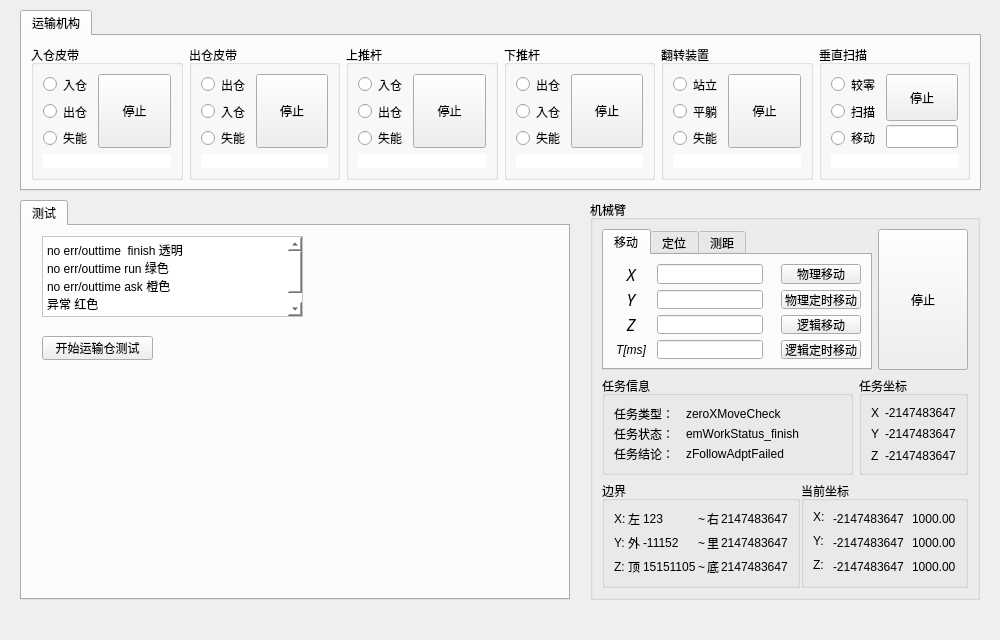
The window that form/formctrl.ui (KingChenFY/ZW_JiXieBiTool) describes before a commit, drawn with Qt 5.
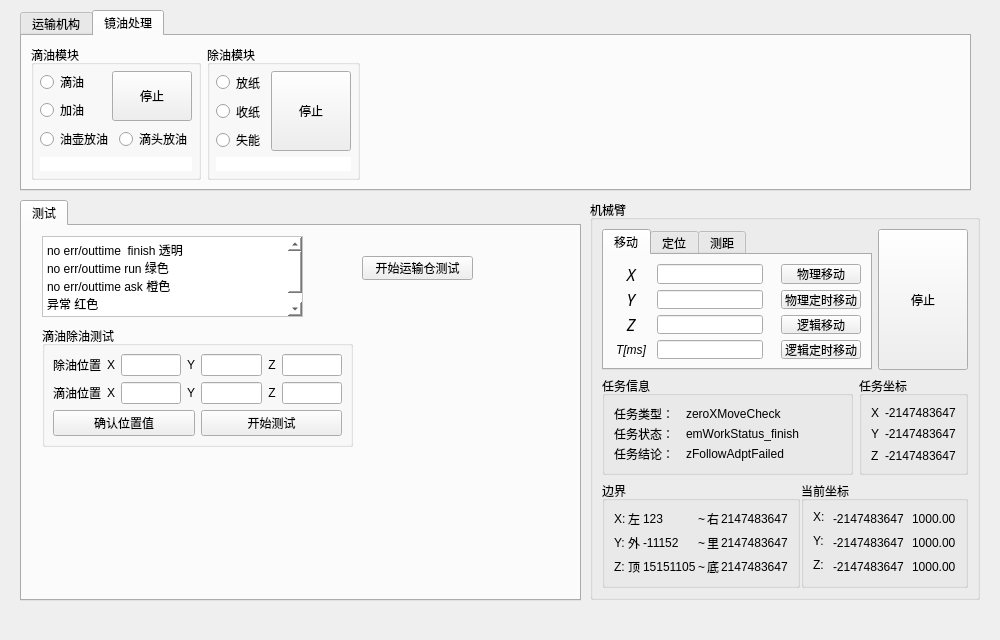
The same window after the commit. The open tabs and pages were chosen to show the change. Custom widgets are drawn as their Qt base class.

Commit message: 增加除油测试功能

The edit to the form file:
```diff
--- a/form/formctrl.ui
+++ b/form/formctrl.ui
@@ -1000,7 +1000,7 @@
     <rect>
      <x>20</x>
      <y>10</y>
-     <width>961</width>
+     <width>951</width>
      <height>181</height>
     </rect>
    </property>
@@ -1013,6 +1013,9 @@
    <property name="tabPosition">
     <enum>QTabWidget::North</enum>
    </property>
+   <property name="currentIndex">
+    <number>1</number>
+   </property>
    <widget class="QWidget" name="page_transport">
     <property name="sizePolicy">
      <sizepolicy hsizetype="Ignored" vsizetype="Preferred">
@@ -1728,14 +1731,203 @@
      </item>
     </layout>
    </widget>
+   <widget class="QWidget" name="tab">
+    <attribute name="title">
+     <string>镜油处理</string>
+    </attribute>
+    <layout class="QHBoxLayout" name="horizontalLayout_19">
+     <item>
+      <widget class="QGroupBox" name="gb_dripOil">
+       <property name="title">
+        <string>滴油模块</string>
+       </property>
+       <layout class="QVBoxLayout" name="verticalLayout_27">
+        <property name="spacing">
+         <number>6</number>
+        </property>
+        <property name="leftMargin">
+         <number>6</number>
+        </property>
+        <property name="topMargin">
+         <number>6</number>
+        </property>
+        <property name="rightMargin">
+         <number>6</number>
+        </property>
+        <property name="bottomMargin">
+         <number>6</number>
+        </property>
+        <item>
+         <layout class="QHBoxLayout" name="horizontalLayout_17">
+          <item>
+           <layout class="QVBoxLayout" name="verticalLayout_25">
+            <item>
+             <widget class="QRadioButton" name="rbtn_DOdrip">
+              <property name="text">
+               <string>滴油</string>
+              </property>
+             </widget>
+            </item>
+            <item>
+             <widget class="QRadioButton" name="rbtn_DOdraw">
+              <property name="text">
+               <string>加油</string>
+              </property>
+             </widget>
+            </item>
+           </layout>
+          </item>
+          <item>
+           <widget class="QPushButton" name="pbtn_DOstop">
+            <property name="sizePolicy">
+             <sizepolicy hsizetype="Preferred" vsizetype="Preferred">
+              <horstretch>0</horstretch>
+              <verstretch>0</verstretch>
+             </sizepolicy>
+            </property>
+            <property name="text">
+             <string>停止</string>
+            </property>
+           </widget>
+          </item>
+         </layout>
+        </item>
+        <item>
+         <layout class="QHBoxLayout" name="horizontalLayout_18">
+          <item>
+           <widget class="QRadioButton" name="rbtn_DOdrawback">
+            <property name="text">
+             <string>油壶放油</string>
+            </property>
+           </widget>
+          </item>
+          <item>
+           <widget class="QRadioButton" name="rbtn_DOdripout">
+            <property name="text">
+             <string>滴头放油</string>
+            </property>
+           </widget>
+          </item>
+         </layout>
+        </item>
+        <item>
+         <widget class="QLabel" name="lab_DOcolor">
+          <property name="styleSheet">
+           <string notr="true">background-color: rgb(255, 255, 255);</string>
+          </property>
+          <property name="text">
+           <string/>
+          </property>
+         </widget>
+        </item>
+       </layout>
+      </widget>
+     </item>
+     <item>
+      <widget class="QGroupBox" name="gb_cleanOil">
+       <property name="minimumSize">
+        <size>
+         <width>146</width>
+         <height>135</height>
+        </size>
+       </property>
+       <property name="title">
+        <string>除油模块</string>
+       </property>
+       <layout class="QVBoxLayout" name="verticalLayout_26">
+        <property name="spacing">
+         <number>6</number>
+        </property>
+        <property name="leftMargin">
+         <number>6</number>
+        </property>
+        <property name="topMargin">
+         <number>6</number>
+        </property>
+        <property name="rightMargin">
+         <number>6</number>
+        </property>
+        <property name="bottomMargin">
+         <number>6</number>
+        </property>
+        <item>
+         <layout class="QHBoxLayout" name="horizontalLayout_16">
+          <item>
+           <layout class="QVBoxLayout" name="verticalLayout_24">
+            <item>
+             <widget class="QRadioButton" name="rb_COputpaper">
+              <property name="text">
+               <string>放纸</string>
+              </property>
+             </widget>
+            </item>
+            <item>
+             <widget class="QRadioButton" name="rb_COfrappaper">
+              <property name="text">
+               <string>收纸</string>
+              </property>
+             </widget>
+            </item>
+            <item>
+             <widget class="QRadioButton" name="rb_COpoweroff">
+              <property name="text">
+               <string>失能</string>
+              </property>
+             </widget>
+            </item>
+           </layout>
+          </item>
+          <item>
+           <widget class="QPushButton" name="pbtn_COstop">
+            <property name="sizePolicy">
+             <sizepolicy hsizetype="Preferred" vsizetype="Preferred">
+              <horstretch>0</horstretch>
+              <verstretch>0</verstretch>
+             </sizepolicy>
+            </property>
+            <property name="text">
+             <string>停止</string>
+            </property>
+           </widget>
+          </item>
+         </layout>
+        </item>
+        <item>
+         <widget class="QLabel" name="lab_COcolor">
+          <property name="styleSheet">
+           <string notr="true">background-color: rgb(255, 255, 255);</string>
+          </property>
+          <property name="text">
+           <string/>
+          </property>
+         </widget>
+        </item>
+       </layout>
+      </widget>
+     </item>
+     <item>
+      <spacer name="horizontalSpacer_4">
+       <property name="orientation">
+        <enum>Qt::Horizontal</enum>
+       </property>
+       <property name="sizeHint" stdset="0">
+        <size>
+         <width>40</width>
+         <height>20</height>
+        </size>
+       </property>
+      </spacer>
+     </item>
+    </layout>
+   </widget>
   </widget>
   <widget class="QTabWidget" name="tabW_apps">
    <property name="geometry">
     <rect>
      <x>20</x>
      <y>200</y>
-     <width>550</width>
-     <height>400</height>
+     <width>561</width>
+     <height>401</height>
     </rect>
    </property>
    <widget class="QWidget" name="page_test">
@@ -1770,8 +1962,8 @@
     <widget class="QPushButton" name="pbtn_transportTestStart">
      <property name="geometry">
       <rect>
-       <x>20</x>
-       <y>110</y>
+       <x>340</x>
+       <y>30</y>
        <width>111</width>
        <height>24</height>
       </rect>
@@ -1780,6 +1972,182 @@
       <string>开始运输仓测试</string>
      </property>
     </widget>
+    <widget class="QGroupBox" name="gb_oilTest">
+     <property name="geometry">
+      <rect>
+       <x>20</x>
+       <y>100</y>
+       <width>311</width>
+       <height>121</height>
+      </rect>
+     </property>
+     <property name="title">
+      <string>滴油除油测试</string>
+     </property>
+     <layout class="QVBoxLayout" name="verticalLayout_23">
+      <property name="leftMargin">
+       <number>8</number>
+      </property>
+      <property name="topMargin">
+       <number>8</number>
+      </property>
+      <property name="rightMargin">
+       <number>8</number>
+      </property>
+      <property name="bottomMargin">
+       <number>8</number>
+      </property>
+      <item>
+       <layout class="QHBoxLayout" name="horizontalLayout_13">
+        <item>
+         <widget class="QLabel" name="lab_cleanOilP">
+          <property name="text">
+           <string>除油位置</string>
+          </property>
+          <property name="alignment">
+           <set>Qt::AlignCenter</set>
+          </property>
+         </widget>
+        </item>
+        <item>
+         <widget class="QLabel" name="label_10">
+          <property name="text">
+           <string>X</string>
+          </property>
+          <property name="alignment">
+           <set>Qt::AlignCenter</set>
+          </property>
+         </widget>
+        </item>
+        <item>
+         <widget class="QLineEdit" name="ledit_coXPos"/>
+        </item>
+        <item>
+         <widget class="QLabel" name="label_11">
+          <property name="text">
+           <string>Y</string>
+          </property>
+          <property name="alignment">
+           <set>Qt::AlignCenter</set>
+          </property>
+         </widget>
+        </item>
+        <item>
+         <widget class="QLineEdit" name="ledit_coYPos"/>
+        </item>
+        <item>
+         <widget class="QLabel" name="label_12">
+          <property name="text">
+           <string>Z</string>
+          </property>
+          <property name="alignment">
+           <set>Qt::AlignCenter</set>
+          </property>
+         </widget>
+        </item>
+        <item>
+         <widget class="QLineEdit" name="ledit_coZPos"/>
+        </item>
+       </layout>
+      </item>
+      <item>
+       <layout class="QHBoxLayout" name="horizontalLayout_14">
+        <item>
+         <widget class="QLabel" name="lab_dripOilP">
+          <property name="text">
+           <string>滴油位置</string>
+          </property>
+          <property name="alignment">
+           <set>Qt::AlignCenter</set>
+          </property>
+         </widget>
+        </item>
+        <item>
+         <widget class="QLabel" name="label_3">
+          <property name="text">
+           <string>X</string>
+          </property>
+          <property name="alignment">
+           <set>Qt::AlignCenter</set>
+          </property>
+         </widget>
+        </item>
+        <item>
+         <widget class="QLineEdit" name="ledit_doXPos"/>
+        </item>
+        <item>
+         <widget class="QLabel" name="label_4">
+          <property name="text">
+           <string>Y</string>
+          </property>
+          <property name="alignment">
+           <set>Qt::AlignCenter</set>
+          </property>
+         </widget>
+        </item>
+        <item>
+         <widget class="QLineEdit" name="ledit_doYPos"/>
+        </item>
+        <item>
+         <widget class="QLabel" name="label_7">
+          <property name="text">
+           <string>Z</string>
+          </property>
+          <property name="alignment">
+           <set>Qt::AlignCenter</set>
+          </property>
+         </widget>
+        </item>
+        <item>
+         <widget class="QLineEdit" name="ledit_doZPos"/>
+        </item>
+       </layout>
+      </item>
+      <item>
+       <spacer name="verticalSpacer_11">
+        <property name="orientation">
+         <enum>Qt::Vertical</enum>
+        </property>
+        <property name="sizeHint" stdset="0">
+         <size>
+          <width>20</width>
+          <height>40</height>
+         </size>
+        </property>
+       </spacer>
+      </item>
+      <item>
+       <layout class="QHBoxLayout" name="horizontalLayout_15">
+        <item>
+         <widget class="QPushButton" name="pbtn_cdoPSet">
+          <property name="sizePolicy">
+           <sizepolicy hsizetype="Minimum" vsizetype="Preferred">
+            <horstretch>0</horstretch>
+            <verstretch>0</verstretch>
+           </sizepolicy>
+          </property>
+          <property name="text">
+           <string>确认位置值</string>
+          </property>
+         </widget>
+        </item>
+        <item>
+         <widget class="QPushButton" name="pbtn_cdoTest">
+          <property name="sizePolicy">
+           <sizepolicy hsizetype="Minimum" vsizetype="Preferred">
+            <horstretch>0</horstretch>
+            <verstretch>0</verstretch>
+           </sizepolicy>
+          </property>
+          <property name="text">
+           <string>开始测试</string>
+          </property>
+         </widget>
+        </item>
+       </layout>
+      </item>
+     </layout>
+    </widget>
    </widget>
   </widget>
  </widget>
```
Left out of the diff: 2 changed lines with no effect on the pictures. The commit also changes 16 other files.
